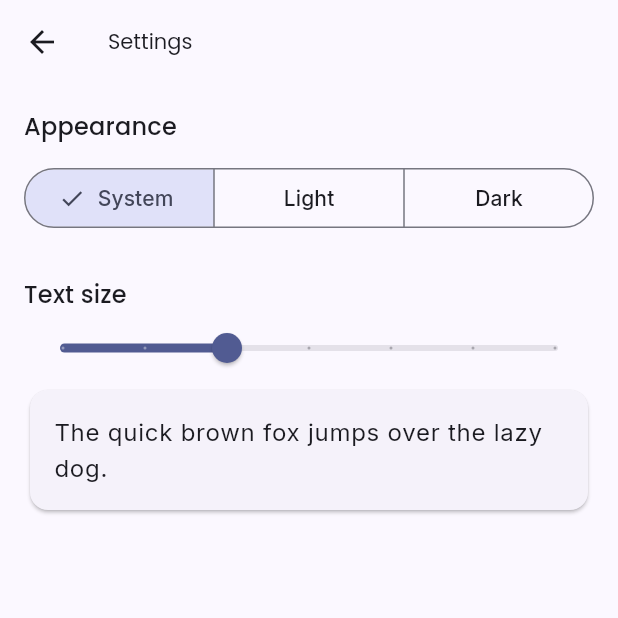
After one commit to MEDATTA0/mobile_dev_summative, a Flutter app: the ProfileScreen screen opened directly, after a tap on the "settings" icon, on a phone screen of 412 x 824 dp, the top half of it. The commit adds this screen. Run offline on Flutter 3.47's test engine with Material 3 defaults, Android fonts, the phone set to English and light mode, and no system bars; our stand-ins replace cloud_firestore, firebase_auth, firebase_core, flutter_riverpod, google_fonts, shared_preferences; accounts and stored records are empty; generated files the repository leaves out were written again.

Commit message:
feat(settings): add settings screen and wire profile actions

```diff
--- a/lib/features/profile/presentation/screens/profile_screen.dart
+++ b/lib/features/profile/presentation/screens/profile_screen.dart
@@ -1,7 +1,9 @@
 import 'package:flutter/material.dart';
 import 'package:flutter_riverpod/flutter_riverpod.dart';
 import 'package:mobile_dev_summative/features/profile/domain/entities/profile.dart';
+import 'package:mobile_dev_summative/features/profile/presentation/screens/profile_edit_screen.dart';
 import 'package:mobile_dev_summative/features/profile/profile_providers.dart';
+import 'package:mobile_dev_summative/features/settings/screens/settings_screen.dart';
 
 class ProfileScreen extends ConsumerWidget {
   const ProfileScreen({super.key});
@@ -9,9 +11,38 @@ class ProfileScreen extends ConsumerWidget {
   @override
   Widget build(BuildContext context, WidgetRef ref) {
     final profileAsync = ref.watch(currentProfileProvider);
+    final profile = profileAsync.value;
 
     return Scaffold(
-      appBar: AppBar(title: const Text('Profile')),
+      appBar: AppBar(
+        title: const Text('Profile'),
+        actions: [
+          IconButton(
+            icon: const Icon(Icons.settings_outlined),
+            tooltip: 'Settings',
+            onPressed: () => Navigator.of(context).push(
+              MaterialPageRoute(builder: (_) => const SettingsScreen()),
+            ),
+          ),
+          if (profile != null)
+            IconButton(
+              icon: const Icon(Icons.delete_outline),
+              tooltip: 'Delete profile',
+              onPressed: () => _confirmDelete(context, ref, profile.uid),
+            ),
+        ],
+      ),
+      floatingActionButton: profileAsync.hasValue
+          ? FloatingActionButton.extended(
+              onPressed: () => Navigator.of(context).push(
+                MaterialPageRoute(
+                  builder: (_) => ProfileEditScreen(existing: profile),
+                ),
+              ),
+              icon: Icon(profile == null ? Icons.person_add : Icons.edit),
+              label: Text(profile == null ? 'Create' : 'Edit'),
+            )
+          : null,
       body: profileAsync.when(
         loading: () => const Center(child: CircularProgressIndicator()),
         error: (error, _) => _ProfileMessage(
@@ -24,12 +55,44 @@ class ProfileScreen extends ConsumerWidget {
             return const _ProfileMessage(
               icon: Icons.person_outline,
               title: 'No profile yet',
-              subtitle: 'Create your profile to get started.',
+              subtitle: 'Tap Create to set up your profile.',
             );
           }
           return _ProfileView(profile: profile);
         },
       ),
+    );
+  }
+
+  Future<void> _confirmDelete(
+    BuildContext context,
+    WidgetRef ref,
+    String uid,
+  ) async {
+    final confirmed = await showDialog<bool>(
+      context: context,
+      builder: (dialogContext) => AlertDialog(
+        title: const Text('Delete profile?'),
+        content: const Text('This permanently removes your profile.'),
+        actions: [
+          TextButton(
+            onPressed: () => Navigator.of(dialogContext).pop(false),
+            child: const Text('Cancel'),
+          ),
+          FilledButton(
+            onPressed: () => Navigator.of(dialogContext).pop(true),
+            child: const Text('Delete'),
+          ),
+        ],
+      ),
+    );
+
+    if (confirmed != true) return;
+
+    final ok = await ref.read(profileControllerProvider.notifier).delete(uid);
+    if (!context.mounted) return;
+    ScaffoldMessenger.of(context).showSnackBar(
+      SnackBar(content: Text(ok ? 'Profile deleted.' : 'Could not delete.')),
     );
   }
 }
--- /dev/null
+++ b/lib/features/settings/screens/settings_screen.dart
@@ -0,0 +1,56 @@
+import 'package:flutter/material.dart';
+import 'package:flutter_riverpod/flutter_riverpod.dart';
+import 'package:mobile_dev_summative/core/preferences/app_preferences.dart';
+import 'package:mobile_dev_summative/core/preferences/preferences_providers.dart';
+
+class SettingsScreen extends ConsumerWidget {
+  const SettingsScreen({super.key});
+
+  @override
+  Widget build(BuildContext context, WidgetRef ref) {
+    final theme = Theme.of(context);
+    final prefs =
+        ref.watch(preferencesControllerProvider).value ?? const AppPreferences();
+    final controller = ref.read(preferencesControllerProvider.notifier);
+
+    return Scaffold(
+      appBar: AppBar(title: const Text('Settings')),
+      body: ListView(
+        padding: const EdgeInsets.all(16),
+        children: [
+          Text('Appearance', style: theme.textTheme.titleMedium),
+          const SizedBox(height: 12),
+          SegmentedButton<ThemeMode>(
+            segments: const [
+              ButtonSegment(value: ThemeMode.system, label: Text('System')),
+              ButtonSegment(value: ThemeMode.light, label: Text('Light')),
+              ButtonSegment(value: ThemeMode.dark, label: Text('Dark')),
+            ],
+            selected: {prefs.themeMode},
+            onSelectionChanged: (selection) =>
+                controller.setThemeMode(selection.first),
+          ),
+          const SizedBox(height: 28),
+          Text('Text size', style: theme.textTheme.titleMedium),
+          Slider(
+            value: prefs.textScale,
+            min: 0.8,
+            max: 1.4,
+            divisions: 6,
+            label: '${(prefs.textScale * 100).round()}%',
+            onChanged: controller.setTextScale,
+          ),
+          Card(
+            child: Padding(
+              padding: const EdgeInsets.all(16),
+              child: Text(
+                'The quick brown fox jumps over the lazy dog.',
+                style: theme.textTheme.bodyLarge,
+              ),
+            ),
+          ),
+        ],
+      ),
+    );
+  }
+}
```
